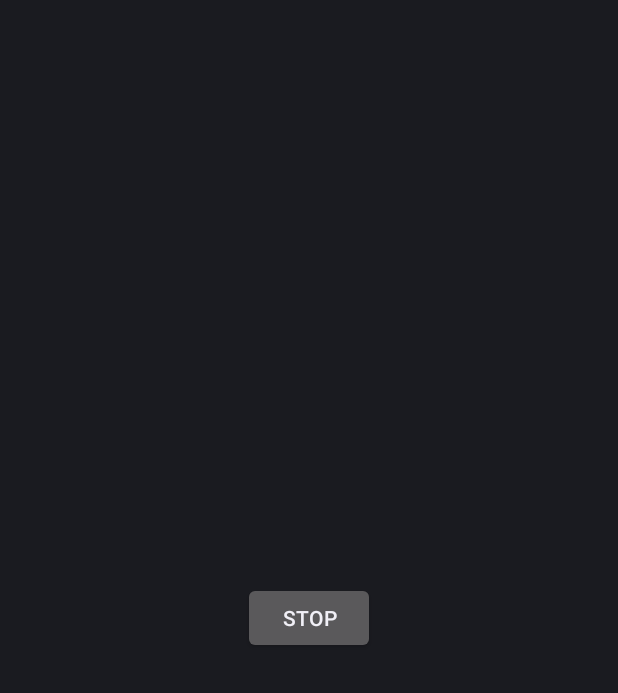
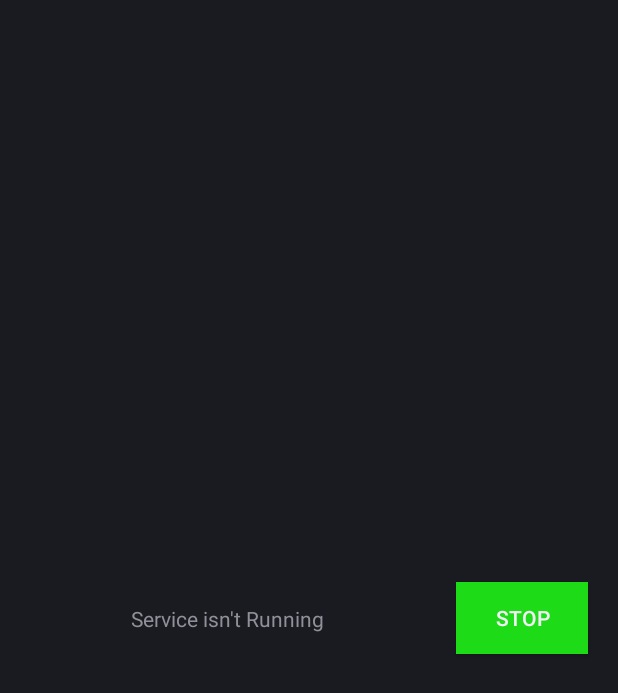
Before and after one commit to RyuKwanKon/Android_Samsumg_priv_health_tracking, an Android app: the MainActivity2 screen opened directly, with no data from a screen before it, on a phone screen of 412 x 824 dp. Shown: the top 693 px of the screen. Run offline under Robolectric (Android 15) with nearby library versions, the phone set to English and light mode, and no system bars.

Commit message:
sensor + bluetooth Socket background 실행

```diff
--- a/app/src/main/java/com/example/wear_os_sensor/MainActivity.kt
+++ b/app/src/main/java/com/example/wear_os_sensor/MainActivity.kt
@@ -22,9 +22,7 @@ class MainActivity : Activity() {
             val intent = Intent(this, SensorListActivity::class.java)
             startActivity(intent)
         }
-        //binding.이은섭
-        //binding.root <- binding 전체화면
-        //화면 보여
+
         setContentView(binding.root)
     }
 }
--- a/app/src/main/java/com/example/wear_os_sensor/MainActivity2.kt
+++ b/app/src/main/java/com/example/wear_os_sensor/MainActivity2.kt
@@ -1,88 +1,75 @@
 package com.example.wear_os_sensor
 
-import android.Manifest.permission.BLUETOOTH_CONNECT
 import android.app.Activity
-import android.bluetooth.BluetoothAdapter
-import android.bluetooth.BluetoothManager
-import android.content.Context
+import android.app.ActivityManager
 import android.content.Context.*
 import android.content.Intent
-import android.content.pm.PackageManager
-
 import android.os.Bundle
-import android.hardware.Sensor;
-import android.hardware.SensorEvent
-import android.hardware.SensorEventListener
-import android.hardware.SensorManager;
-import android.util.Log
-import androidx.core.app.ActivityCompat
-import androidx.core.content.ContextCompat
+import android.widget.TextView
+import android.widget.Toast
 import com.example.wear_os_sensor.databinding.ActivityMain2Binding
-import com.example.wear_os_sensor.util.connect.BluetoothDataSender
+import com.example.wear_os_sensor.model.Constant
 import com.example.wear_os_sensor.util.connect.DataSender
-import android.app.Activity.BLUETOOTH_SERVICE as BLUETOOTH_SERVICE1
 
 
-class MainActivity2 : Activity(), SensorEventListener {
+class MainActivity2 : Activity() {
     private lateinit var binding: ActivityMain2Binding
-
-    private lateinit var sensorViewModel: SensorViewModel
-    private lateinit var dataSender: DataSender
-
-//    private var bluetoothManager: BluetoothManager? = null
-//    private lateinit var mBluetoothAdapter: BluetoothAdapter
 
     override fun onCreate(savedInstanceState: Bundle?) {
         super.onCreate(savedInstanceState)
         binding = ActivityMain2Binding.inflate(layoutInflater)
 
-//        bluetoothManager = this.getSystemService(Context.BLUETOOTH_SERVICE) as BluetoothManager
-//        mBluetoothAdapter = bluetoothManager!!.getAdapter()
-
-        sensorViewModel = SensorViewModel(getSystemService(SENSOR_SERVICE) as SensorManager, this)
-        // 통신방식 Bluetooth
-        dataSender = BluetoothDataSender(this)
         setContentView(binding.root)
 
-//        if (ContextCompat.checkSelfPermission(this, Manifest.permission.BLUETOOTH_CONNECT)
-//            != PackageManager.PERMISSION_GRANTED) {
-//            ActivityCompat.requestPermissions(activity,
-//                arrayOf(Manifest.permission.BLUETOOTH_CONNECT),
-//                REQUEST_BLUETOOTH_CONNECT);
-//        }
-
-
-        // 통신 연결
-        val msg1: String = dataSender.connect( this)
-        Log.d("connect", msg1)
-
-        //sensor 연결
-        val msg: String = sensorViewModel.register()
-        Log.d("register", msg)
+        startLocationService()
 
         binding.stopButton.setOnClickListener {
-            sensorViewModel.unRegister()
+            stopLocationService()
             val intent = Intent(this, MainActivity::class.java)
             startActivity(intent)
         }
     }
-
-    override fun onDestroy() {
-        super.onDestroy()
-        sensorViewModel.unRegister()
-        dataSender.disconnect()
+    private fun isLocationServiceRunning(): Boolean {
+        val activityManager = getSystemService(ACTIVITY_SERVICE) as ActivityManager
+        if (activityManager != null) {
+            for (service in activityManager.getRunningServices(Int.MAX_VALUE)) {
+                if (SensorService::class.java.getName() == service.service.className) {
+                    if (service.foreground) {
+                        return true
+                    }
+                }
+            }
+            return false
+        }
+        return false
     }
 
-    //센서 값이 변경되면 호출
-    override fun onSensorChanged(event: SensorEvent?) {
-        if (event == null) return
-        val msg = sensorViewModel.sensorValue(event)
-        val isOk = dataSender.sendData(msg)
-        Log.d("", isOk)
-
+    private fun startLocationService() {
+        if (!isLocationServiceRunning()) {
+            val intent = Intent(applicationContext, SensorService::class.java)
+            intent.action = Constant.ACTION_START_LOCATION_SERVICE
+            startService(intent)
+            updateTextStatus()
+            Toast.makeText(this, "service started", Toast.LENGTH_SHORT).show()
+        }
     }
 
-    override fun onAccuracyChanged(p0: Sensor?, p1: Int) {
-        //
+    private fun stopLocationService() {
+        if (isLocationServiceRunning()) {
+            val intent = Intent(applicationContext, SensorService::class.java)
+            intent.action = Constant.ACTION_STOP_LOCATION_SERVICE
+            startService(intent)
+            updateTextStatus()
+            Toast.makeText(this, "service stopped", Toast.LENGTH_SHORT).show()
+        }
     }
+
+    private fun updateTextStatus() {
+        if(isLocationServiceRunning()){
+            findViewById<TextView>(R.id.status_text)?.text = "Service is Running"
+        }else{
+            findViewById<TextView>(R.id.status_text)?.text = "Service isn't Running"
+        }
+    }
+
 }
--- /dev/null
+++ b/app/src/main/java/com/example/wear_os_sensor/model/Constant.kt
@@ -0,0 +1,6 @@
+package com.example.wear_os_sensor.model
+
+object Constant {
+    const val ACTION_START_LOCATION_SERVICE = "startLocationService"
+    const val ACTION_STOP_LOCATION_SERVICE = "stopLocationService"
+}
--- a/app/src/main/java/com/example/wear_os_sensor/util/connect/DataSender.kt
+++ b/app/src/main/java/com/example/wear_os_sensor/util/connect/DataSender.kt
@@ -4,6 +4,6 @@ import android.content.Context
 
 interface DataSender {
     fun connect(context: Context): String
-    fun sendData(data: String): String
+    fun sendData(data: String)
     fun disconnect()
 }
--- a/app/src/main/java/com/example/wear_os_sensor/viewModel/SensorViewModel.kt
+++ b/app/src/main/java/com/example/wear_os_sensor/viewModel/SensorViewModel.kt
@@ -6,6 +6,8 @@ import android.hardware.SensorEventListener
 import android.hardware.SensorManager
 import android.util.Log
 import com.example.wear_os_sensor.model.SensorModel
+import java.time.LocalDateTime
+import java.time.format.DateTimeFormatter
 
 class SensorViewModel {
     private val sensorEventListener: SensorEventListener
@@ -39,9 +41,7 @@ class SensorViewModel {
         var msg: String = ""
         //센서 축이 1개일 경우
         if (event.values.size == 1)
-            msg =
-                sensorListUtil.getSensorName(event.sensor.getType()) +
-                        " " +
+            msg = sensorListUtil.getSensorName(event.sensor.getType()) + " " +
                         event.values[0]
         //센서가 3축 데이터일 경우
         else msg = sensorListUtil.getSensorName(event.sensor.getType()) +
--- a/app/src/main/res/layout/activity_main2.xml
+++ b/app/src/main/res/layout/activity_main2.xml
@@ -6,14 +6,27 @@
     android:layout_height="match_parent"
     tools:context=".MainActivity2">
 
+    <TextView
+        android:id="@+id/status_text"
+        android:layout_width="wrap_content"
+        android:layout_height="wrap_content"
+        android:text="running"
+
+        app:layout_constraintBottom_toBottomOf="@+id/stop_button"
+        app:layout_constraintEnd_toStartOf="@+id/stop_button"
+        app:layout_constraintStart_toStartOf="parent"
+        app:layout_constraintTop_toTopOf="@+id/stop_button" />
+
     <Button
         android:id="@+id/stop_button"
         android:layout_width="wrap_content"
         android:layout_height="wrap_content"
+        android:background="#1DDB16"
         android:text="stop"
         app:layout_constraintBottom_toBottomOf="parent"
         app:layout_constraintEnd_toEndOf="parent"
-        app:layout_constraintStart_toStartOf="parent"
-        app:layout_constraintTop_toTopOf="parent" />
+        app:layout_constraintTop_toTopOf="parent"
+        android:layout_marginEnd="20dp"/>
+
 
 </androidx.constraintlayout.widget.ConstraintLayout>
```
Also changed, not shown: app/src/main/AndroidManifest.xml (+6 -1 lines), app/src/main/java/com/example/wear_os_sensor/SensorService.kt (added, +110 -0 lines), app/src/main/java/com/example/wear_os_sensor/util/connect/BlutoothDataSender.kt (+5 -4 lines).
